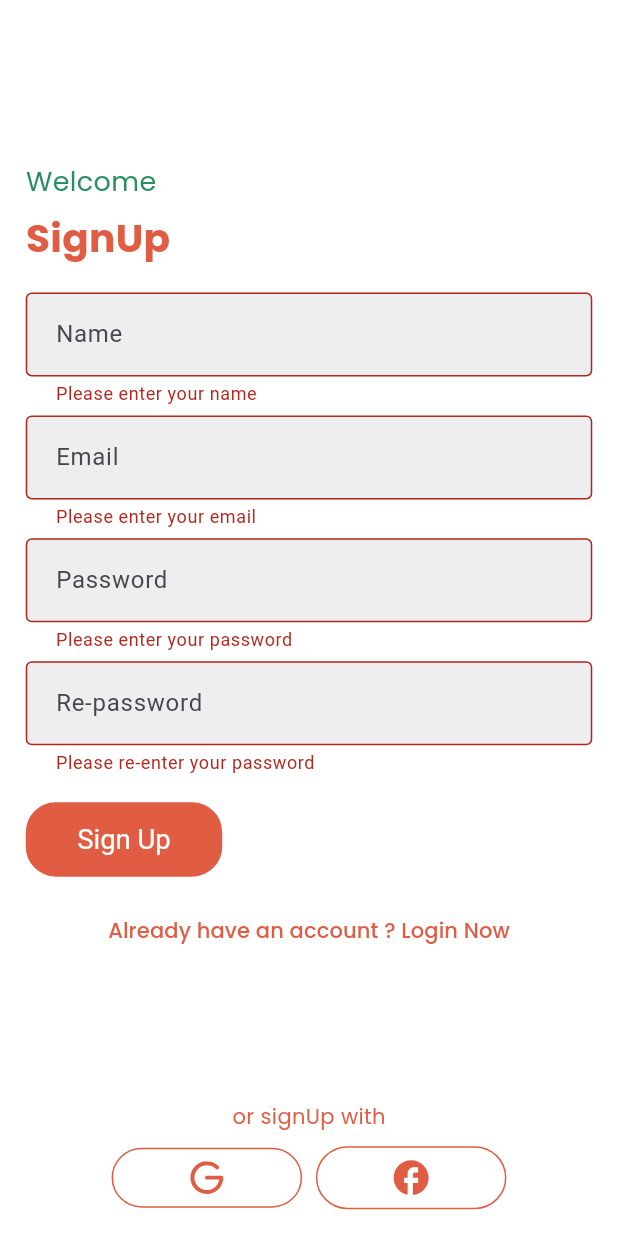
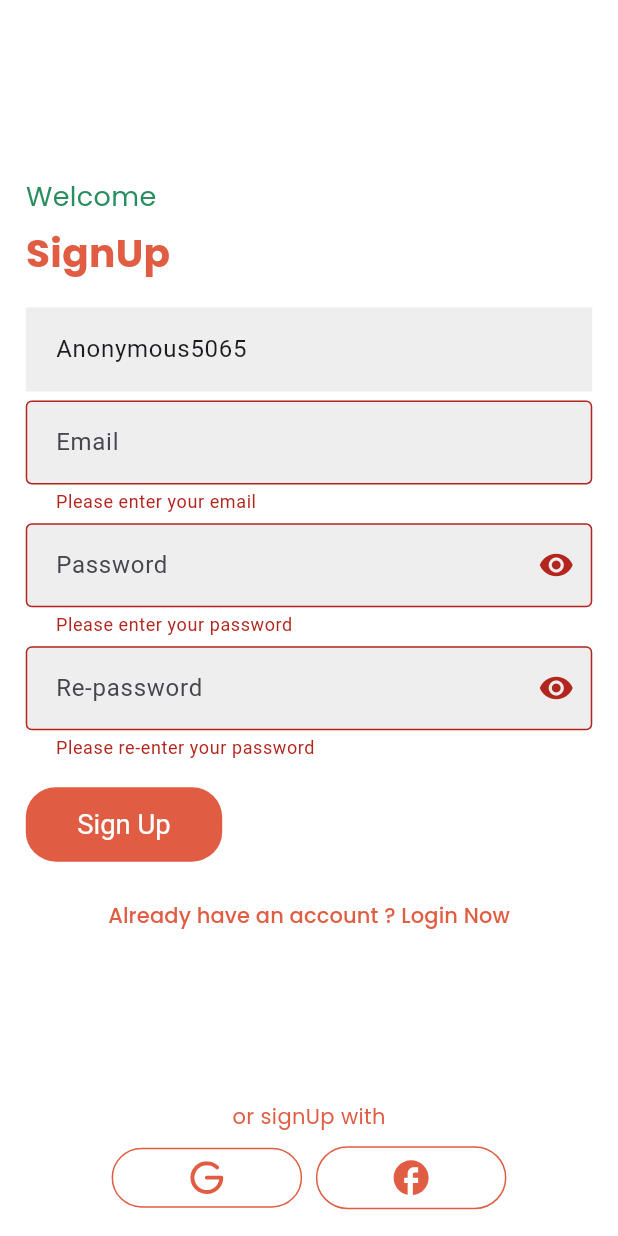
Before and after one commit to shakibalhasan-code/women_health, a Flutter app: the SignUpScreen screen opened by its route, after a tap on "Sign Up", on a phone screen of 412 x 824 dp. Run offline on Flutter 3.47's test engine with Material 3 defaults, Android fonts, the phone set to English and light mode, and no system bars; our stand-ins replace flutter_screenutil, flutter_svg, get, google_fonts, google_nav_bar, heroicons and 3 more; missing offline and left inert: menstrual_cycle_widget; accounts and stored records are empty.

Commit message:
fixed auth bugs

```diff
--- a/lib/controller/community_controller.dart
+++ b/lib/controller/community_controller.dart
@@ -19,27 +19,5 @@ class CommunityController extends GetxController {
     selectedCategory.value = category;
   }
 
-  var matchedUsers = <Map<String, String>>[
-    {'name': 'Happy', 'image': 'https://example.com/happy.jpg'},
-    {'name': 'Jolekha', 'image': 'https://example.com/jolekha.jpg'},
-    {'name': 'Akhi', 'image': 'https://example.com/akhi.jpg'},
-    {'name': 'Ema', 'image': 'https://example.com/ema.jpg'},
-  ].obs;
-
-  var followedUsers = <Map<String, String>>[
-    {'name': 'Happy', 'image': 'https://example.com/happy.jpg'},
-    {'name': 'Jolekha', 'image': 'https://example.com/jolekha.jpg'},
-    {'name': 'Akhi', 'image': 'https://example.com/akhi.jpg'},
-    {'name': 'Ema', 'image': 'https://example.com/ema.jpg'},
-  ].obs;
-
-  var allMatchedUsers = List.generate(
-    10,
-    (index) => {
-      'name': 'Elena Sheikh',
-      'image': 'https://example.com/elena.jpg',
-    },
-  ).obs;
-
   var isLikedPost = false.obs;
 }
--- a/lib/views/screens/auth/sign_up_screen.dart
+++ b/lib/views/screens/auth/sign_up_screen.dart
@@ -1,4 +1,5 @@
 import 'dart:convert';
+import 'dart:math';
 import 'package:flutter/material.dart';
 import 'package:flutter_screenutil/flutter_screenutil.dart';
 import 'package:get/get.dart';
@@ -15,12 +16,22 @@ class SignUpScreen extends StatefulWidget {
 }
 
 class _SignUpScreenState extends State<SignUpScreen> {
-  final AuthController _authController = Get.find(); // Ensure AuthController is initialized
+  final AuthController _authController = Get.find();
   final _formKey = GlobalKey<FormState>();
   final _nameController = TextEditingController();
   final _emailController = TextEditingController();
   final _passwordController = TextEditingController();
   final _rePasswordController = TextEditingController();
+  bool _obscurePassword = true;
+  bool _obscureRePassword = true;
+
+
+  @override
+  void initState() {
+    super.initState();
+    // Generate a random anonymous name when the screen is initialized
+    _nameController.text = 'Anonymous${Random().nextInt(9999)}';
+  }
 
   @override
   Widget build(BuildContext context) {
@@ -73,7 +84,8 @@ class _SignUpScreenState extends State<SignUpScreen> {
                             if (value == null || value.isEmpty) {
                               return 'Please enter your email';
                             }
-                            if (!RegExp(r'^[\w-\.]+@([\w-]+\.)+[\w-]{2,4}$').hasMatch(value)) {
+                            if (!RegExp(r'^[\w-\.]+@([\w-]+\.)+[\w-]{2,4}$')
+                                .hasMatch(value)) {
                               return 'Please enter a valid email';
                             }
                             return null;
@@ -82,11 +94,23 @@ class _SignUpScreenState extends State<SignUpScreen> {
                         SizedBox(height: 5.h),
                         TextFormField(
                           controller: _passwordController,
-                          decoration: const InputDecoration(
+                          decoration: InputDecoration(
                             hintText: 'Password',
-                            border: OutlineInputBorder(),
+                            border: const OutlineInputBorder(),
+                            suffixIcon: IconButton(
+                              icon: Icon(
+                                _obscurePassword
+                                    ? Icons.visibility
+                                    : Icons.visibility_off,
+                              ),
+                              onPressed: () {
+                                setState(() {
+                                  _obscurePassword = !_obscurePassword;
+                                });
+                              },
+                            ),
                           ),
-                          obscureText: true,
+                          obscureText: _obscurePassword,
                           validator: (value) {
                             if (value == null || value.isEmpty) {
                               return 'Please enter your password';
@@ -100,11 +124,23 @@ class _SignUpScreenState extends State<SignUpScreen> {
                         SizedBox(height: 5.h),
                         TextFormField(
                           controller: _rePasswordController,
-                          decoration: const InputDecoration(
+                          decoration: InputDecoration(
                             hintText: 'Re-password',
-                            border: OutlineInputBorder(),
+                            border: const OutlineInputBorder(),
+                            suffixIcon: IconButton(
+                              icon: Icon(
+                                _obscureRePassword
+                                    ? Icons.visibility
+                                    : Icons.visibility_off,
+                              ),
+                              onPressed: () {
+                                setState(() {
+                                  _obscureRePassword = !_obscureRePassword;
+                                });
+                              },
+                            ),
                           ),
-                          obscureText: true,
+                          obscureText: _obscureRePassword,
                           validator: (value) {
                             if (value == null || value.isEmpty) {
                               return 'Please re-enter your password';
@@ -134,7 +170,8 @@ class _SignUpScreenState extends State<SignUpScreen> {
                       },
                       style: ElevatedButton.styleFrom(
                         backgroundColor: AppTheme.primaryColor,
-                        padding: EdgeInsets.symmetric(horizontal: 30.w, vertical: 12.h),
+                        padding: EdgeInsets.symmetric(
+                            horizontal: 30.w, vertical: 12.h),
                         textStyle: TextStyle(fontSize: 16.sp),
                       ),
                       child: _authController.isLoading.value
@@ -145,10 +182,12 @@ class _SignUpScreenState extends State<SignUpScreen> {
                           color: Colors.white,
                         ),
                       )
-                          : const Text('Sign Up',style: TextStyle(color: Colors.white),),
+                          : const Text(
+                        'Sign Up',
+                        style: TextStyle(color: Colors.white),
+                      ),
                     ),
                   ),
-
                   SizedBox(height: 10.h),
                   Row(
                     crossAxisAlignment: CrossAxisAlignment.end,
@@ -158,7 +197,8 @@ class _SignUpScreenState extends State<SignUpScreen> {
                         onPressed: () => Get.back(),
                         child: Text(
                           'Already have an account ? Login Now',
-                          style: AppTheme.titleSmall.copyWith(color: AppTheme.primaryColor),
+                          style: AppTheme.titleSmall
+                              .copyWith(color: AppTheme.primaryColor),
                         ),
                       )
                     ],
```
Also changed, not shown: lib/views/screens/auth/login_screen.dart (+35 -12 lines), lib/views/screens/community/all_matched_screen.dart (+139 -139 lines), lib/views/screens/community/matched_following_screen.dart (+122 -122 lines).
